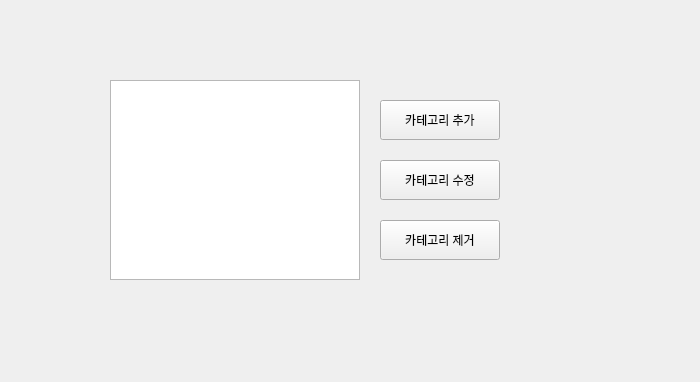
Old version of the form categoryview.ui in the repository e-bing/Qt_Calendar.
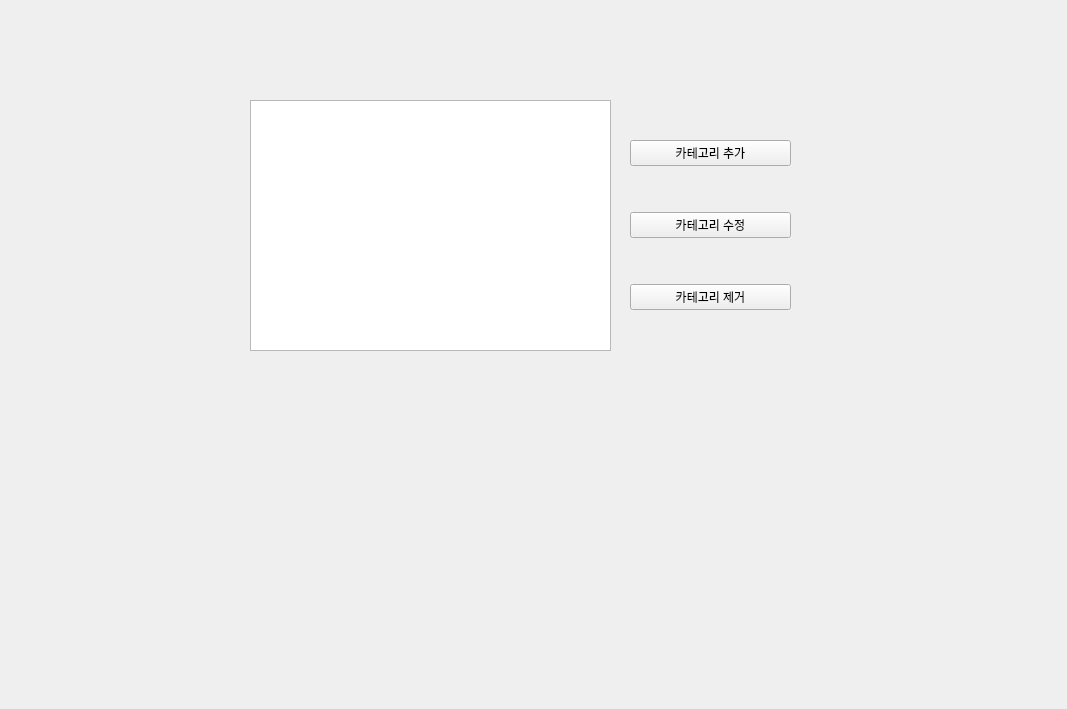
New version of the form.

Commit message:
카테고리 완성
카테고리 완성

```diff
--- a/categoryview.ui
+++ b/categoryview.ui
@@ -6,61 +6,69 @@
    <rect>
     <x>0</x>
     <y>0</y>
-    <width>700</width>
-    <height>382</height>
+    <width>1067</width>
+    <height>709</height>
    </rect>
   </property>
   <property name="windowTitle">
    <string>Form</string>
   </property>
-  <widget class="QPushButton" name="btnAdd">
+  <widget class="QWidget" name="gridLayoutWidget">
    <property name="geometry">
     <rect>
-     <x>380</x>
+     <x>250</x>
      <y>100</y>
-     <width>120</width>
-     <height>40</height>
+     <width>361</width>
+     <height>251</height>
     </rect>
    </property>
-   <property name="text">
-    <string>카테고리 추가</string>
-   </property>
-  </widget>
+   <layout class="QGridLayout" name="gridLayout">
+    <item row="0" column="0">
   <widget class="QTableWidget" name="tableCategories">
+      <property name="columnCount">
+       <number>2</number>
+      </property>
+      <attribute name="horizontalHeaderVisible">
+       <bool>false</bool>
+      </attribute>
+      <column/>
+      <column/>
+     </widget>
+    </item>
+   </layout>
+  </widget>
+  <widget class="QWidget" name="gridLayoutWidget_2">
    <property name="geometry">
     <rect>
-     <x>110</x>
-     <y>80</y>
-     <width>250</width>
-     <height>200</height>
+     <x>630</x>
+     <y>100</y>
+     <width>161</width>
+     <height>251</height>
     </rect>
    </property>
-  </widget>
+   <layout class="QGridLayout" name="gridLayout_3">
+    <item row="1" column="0">
   <widget class="QPushButton" name="btnEdit">
-   <property name="geometry">
-    <rect>
-     <x>380</x>
-     <y>160</y>
-     <width>120</width>
-     <height>40</height>
-    </rect>
-   </property>
    <property name="text">
     <string>카테고리 수정</string>
    </property>
   </widget>
+    </item>
+    <item row="0" column="0">
+     <widget class="QPushButton" name="btnAdd">
+      <property name="text">
+       <string>카테고리 추가</string>
+      </property>
+     </widget>
+    </item>
+    <item row="2" column="0">
   <widget class="QPushButton" name="btnDelete">
-   <property name="geometry">
-    <rect>
-     <x>380</x>
-     <y>220</y>
-     <width>120</width>
-     <height>40</height>
-    </rect>
-   </property>
    <property name="text">
     <string>카테고리 제거</string>
    </property>
+     </widget>
+    </item>
+   </layout>
   </widget>
  </widget>
  <resources/>
```
Lines whose indentation alone changed are shown as unchanged. The commit also changes 6 other files.
